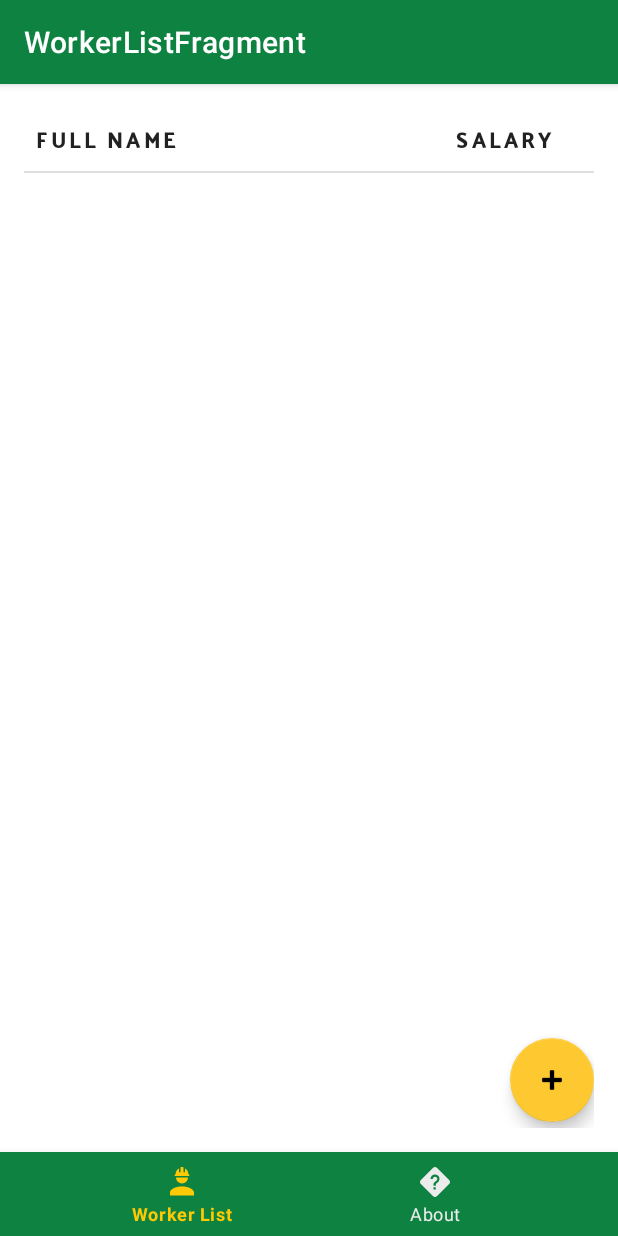
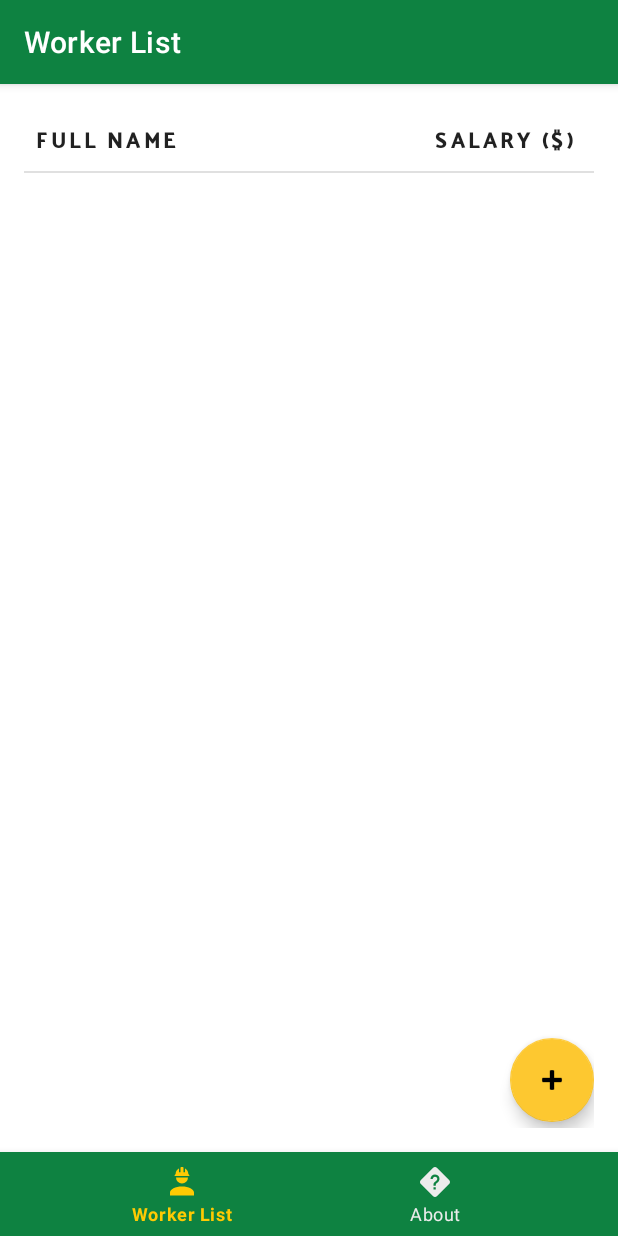
Before and after one commit to jxareas/Recycler-View, an Android app: the screen it shows after launch (MainActivity), on a phone screen of 412 x 824 dp. Run offline under Robolectric (Android 15) with nearby library versions, the light colour scheme and no system bars; our stand-ins replace Room's generated code, navigation-ui.

```diff
--- a/app/src/main/java/com/jonareas/taxer/model/entity/Worker.kt
+++ b/app/src/main/java/com/jonareas/taxer/model/entity/Worker.kt
@@ -18,7 +18,7 @@ data class Worker(
 ) :  Persistable {
 
     val fullName : String
-        get() = "$firstName $salary"
+        get() = "$firstName $surname"
 
     val taxes : Double
         get() = salary * DEFAULT_TAX_RATE
--- a/app/src/main/java/com/jonareas/taxer/view/worker/WorkerListFragment.kt
+++ b/app/src/main/java/com/jonareas/taxer/view/worker/WorkerListFragment.kt
@@ -35,14 +35,18 @@ class WorkerListFragment : Fragment() {
     }
 
     private fun setupListeners() : Unit = binding.fabAddWorker.setOnClickListener {
-        findNavController().navigate(WorkerListFragmentDirections.workerListToAddWorker())
+        findNavController().navigate(WorkerListFragmentDirections
+            .workerListToAddWorker()
+        )
     }
 
     private fun setupRecyclerView() : Unit = binding.recyclerViewWorkerList.run {
 
         layoutManager = LinearLayoutManager(activity)
-        val workerAdapter = WorkerAdapter {
-            findNavController().navigate(WorkerListFragmentDirections.workerListToWorkerDetail())
+        val workerAdapter = WorkerAdapter { worker ->
+            findNavController().navigate(WorkerListFragmentDirections.workerListToWorkerDetail
+                (worker.fullName,
+                worker.workerId))
         }
         adapter = workerAdapter
 
--- a/app/src/main/res/navigation/nav_graph.xml
+++ b/app/src/main/res/navigation/nav_graph.xml
@@ -9,7 +9,7 @@
     <fragment
         android:id="@+id/workerListFragment"
         android:name="com.jonareas.taxer.view.worker.WorkerListFragment"
-        android:label="WorkerListFragment"
+        android:label="@string/worker_list"
         tools:layout="@layout/fragment_worker_list"
         >
         <action
@@ -22,18 +22,25 @@
     <fragment
         android:id="@+id/addWorkerFragment"
         android:name="com.jonareas.taxer.view.worker.AddWorkerFragment"
-        android:label="AddWorkerFragment"
+        android:label="@string/add_worker"
         tools:layout="@layout/fragment_add_worker"
         />
     <fragment
         android:id="@+id/aboutFragment"
         android:name="com.jonareas.taxer.view.about.AboutFragment"
-        android:label="fragment_about"
+        android:label="@string/about"
         tools:layout="@layout/fragment_about" />
     <fragment
         android:id="@+id/workerDetailFragment"
         android:name="com.jonareas.taxer.view.worker.WorkerDetailFragment"
-        android:label="fragment_worker_detail"
-        tools:layout="@layout/fragment_worker_detail" />
+        android:label="{title}"
+        tools:layout="@layout/fragment_worker_detail" >
+        <argument
+            android:name="title"
+            app:argType="string" />
+        <argument
+            android:name="workerId"
+            app:argType="integer" />
+    </fragment>
 
 </navigation>
--- a/app/src/main/res/values/strings.xml
+++ b/app/src/main/res/values/strings.xml
@@ -2,7 +2,7 @@
     <string name="app_name">Taxer</string>
     <string name="hello_blank_fragment">Lorem Ipsum Dolor Sit Amet</string>
     <string name="full_name">Full Name</string>
-    <string name="salary">Salary</string>
+    <string name="salary">Salary ($)</string>
     <string name="worker_list">Worker List</string>
     <string name="about">About</string>
     <string name="content_description_fab_add_worker">Add a new worker</string>
@@ -17,4 +17,6 @@
     <string name="taxes">taxes</string>
     <string name="net_salary">Net Salary</string>
     <string name="delete">delete</string>
+    <string name="action_selected">%d selected</string>
+    <string name="price_format">$ %.2f</string>
 </resources>
--- a/app/src/main/res/values/themes.xml
+++ b/app/src/main/res/values/themes.xml
@@ -15,4 +15,6 @@
         <item name="colorControlActivated">@color/yellow</item>
         <item name="colorControlNormal">@color/light_gray</item>
     </style>
+
+
 </resources>
```
Also changed, not shown: app/src/main/java/com/jonareas/taxer/view/worker/WorkerDetailFragment.kt (+42 -2 lines), app/src/main/java/com/jonareas/taxer/viewmodel/WorkerDetailViewModel.kt (+27 -1 lines), app/src/main/res/drawable/ic_delete.xml (added, +11 -0 lines), app/src/main/res/layout/fragment_worker_detail.xml (+16 -2 lines), app/src/main/res/menu/menu_actions.xml (added, +11 -0 lines).
